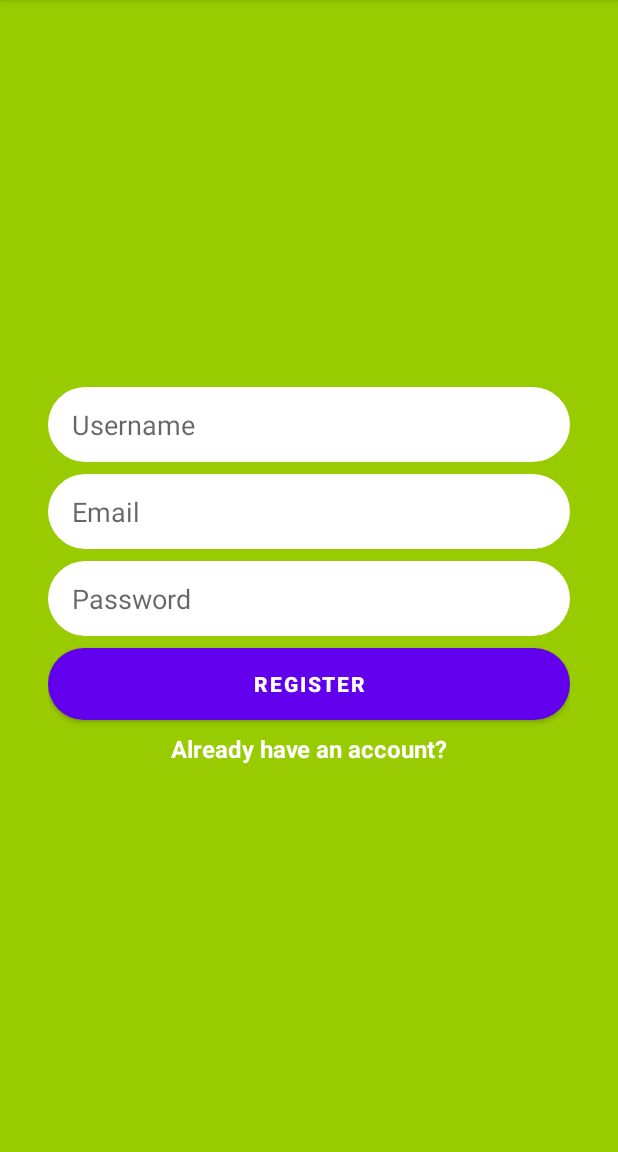
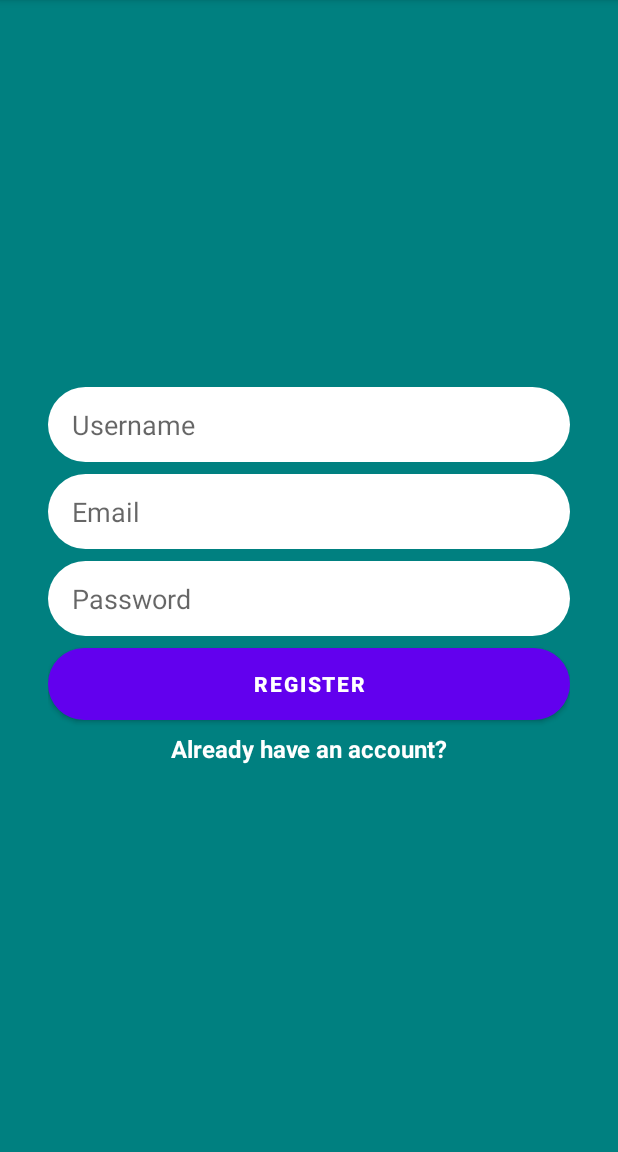
Before and after one commit to KamilMatejuk/Grupkowo, an Android app: the screen it shows after launch (RegisterActivity), on a phone screen of 412 x 824 dp, the part 84-1236 px from its top. Run offline under Robolectric (Android 15) with nearby library versions, the phone set to English and light mode, and no system bars; our stand-ins replace Firebase (no records; nobody signed in at launch, a user with empty details on screens opened directly), Volley.

Commit message:
changed background colours

```diff
--- a/LoginRegisteryApp/app/src/main/res/layout/activity_login.xml
+++ b/LoginRegisteryApp/app/src/main/res/layout/activity_login.xml
@@ -4,7 +4,7 @@
     xmlns:tools="http://schemas.android.com/tools"
     android:layout_width="match_parent"
     android:layout_height="match_parent"
-    android:background="@android:color/holo_green_light"
+    android:background="#008080"
     tools:context=".LoginActivity">
 
     <LinearLayout
--- a/LoginRegisteryApp/app/src/main/res/layout/activity_main.xml
+++ b/LoginRegisteryApp/app/src/main/res/layout/activity_main.xml
@@ -4,6 +4,7 @@
     xmlns:tools="http://schemas.android.com/tools"
     android:layout_width="match_parent"
     android:layout_height="match_parent"
+    android:background="#008080"
     tools:context=".MainActivity">
 
     <TextView
--- a/LoginRegisteryApp/app/src/main/res/layout/activity_register.xml
+++ b/LoginRegisteryApp/app/src/main/res/layout/activity_register.xml
@@ -4,7 +4,7 @@
     xmlns:tools="http://schemas.android.com/tools"
     android:layout_width="match_parent"
     android:layout_height="match_parent"
-    android:background="@android:color/holo_green_light"
+    android:background="#008080"
     tools:context=".RegisterActivity">
 
     <LinearLayout
```
